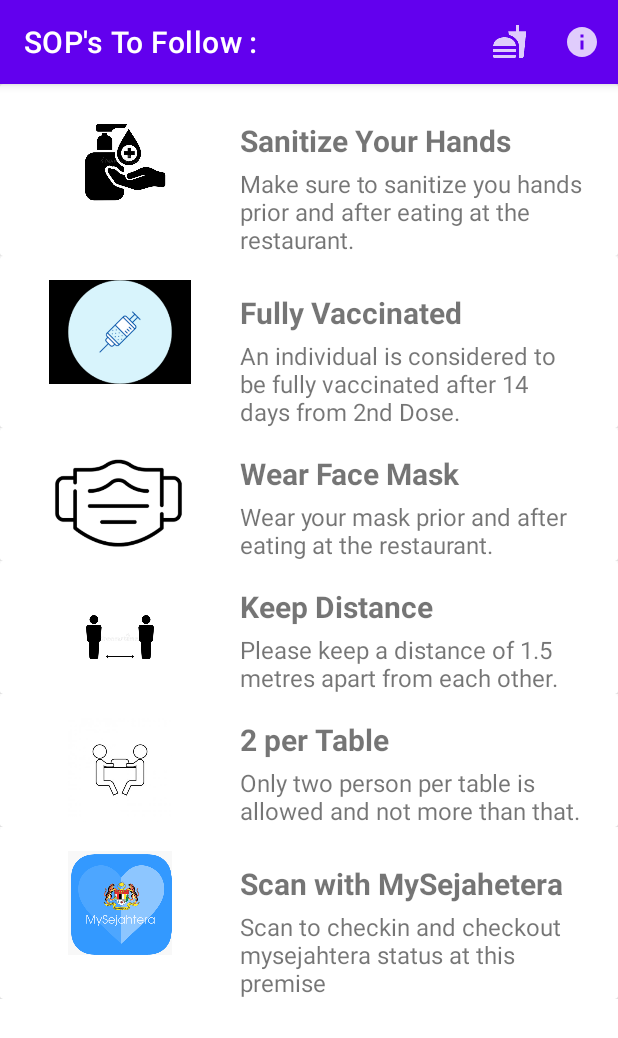
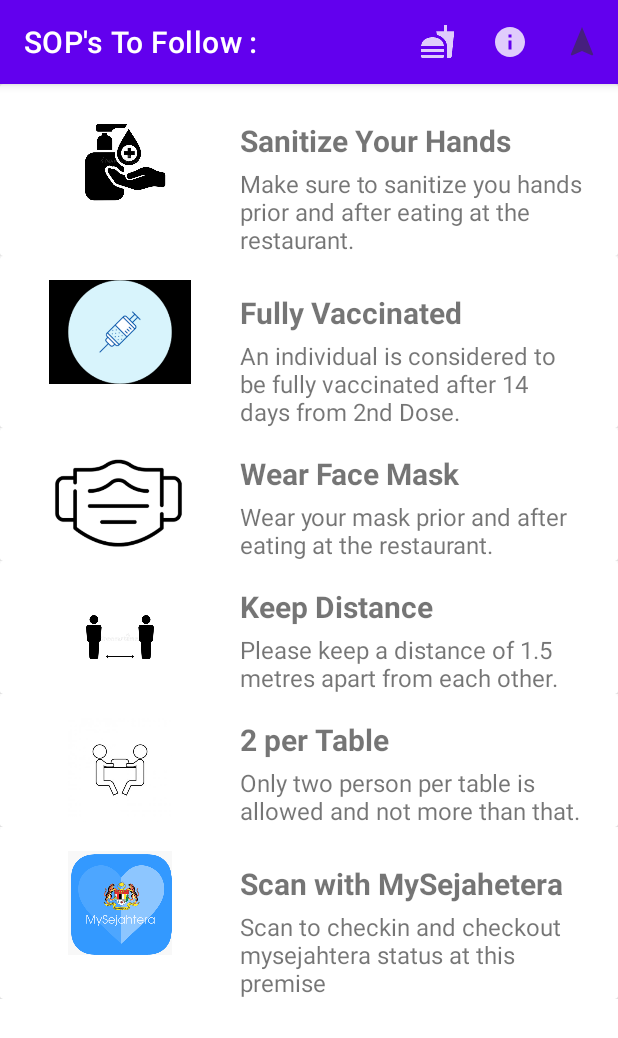
Before and after one commit to Danrockz777/Assign2, an Android app: the screen it shows after launch (sopscreen), on a phone screen of 412 x 824 dp. Shown: the top 1038 px of the screen. Run offline under Robolectric (Android 15) with nearby library versions, the phone set to English and light mode, and no system bars.

Commit message:
Added Implicit Intents to menu bar.

```diff
--- a/app/src/main/AndroidManifest.xml
+++ b/app/src/main/AndroidManifest.xml
@@ -9,6 +9,9 @@
         android:roundIcon="@mipmap/ic_launcher_round"
         android:supportsRtl="true"
         android:theme="@style/Theme.Assign2">
+        <activity
+            android:name=".implicitintents"
+            android:exported="true" />
         <activity
             android:name=".sopscreen"
             android:exported="true" />
--- a/app/src/main/java/com/example/assign2/MainActivity.java
+++ b/app/src/main/java/com/example/assign2/MainActivity.java
@@ -2,11 +2,14 @@ package com.example.assign2;
 
 import androidx.appcompat.app.AppCompatActivity;
 import androidx.constraintlayout.widget.ConstraintLayout;
+import androidx.core.app.ShareCompat;
 import androidx.recyclerview.widget.LinearLayoutManager;
 import androidx.recyclerview.widget.RecyclerView;
 
 import android.content.Intent;
 import android.os.Bundle;
+import android.view.View;
+import android.widget.EditText;
 import android.widget.TextView;
 
 import java.util.Calendar;
@@ -58,4 +61,5 @@ public class MainActivity extends AppCompatActivity {
         }, 1000);// 5 seconds timer
 
     }
+
 }
--- a/app/src/main/java/com/example/assign2/sopscreen.java
+++ b/app/src/main/java/com/example/assign2/sopscreen.java
@@ -140,6 +140,12 @@ public class sopscreen extends AppCompatActivity {
                 return true;
             case R.id.action_status:
                 displayToast(getString(R.string.action_status_message));
+                return  true;
+            case R.id.action_enquire:
+                displayToast(getString(R.string.action_enquire_message));
+                Intent intent2 = new Intent(sopscreen.this, implicitintents.class);
+                startActivity(intent2);
+
             default:
                 // Do nothing
 
--- /dev/null
+++ b/app/src/main/res/drawable-anydpi/ic_navigate.xml
@@ -0,0 +1,11 @@
+<vector xmlns:android="http://schemas.android.com/apk/res/android"
+    android:width="24dp"
+    android:height="24dp"
+    android:viewportWidth="24"
+    android:viewportHeight="24"
+    android:tint="#333333"
+    android:alpha="0.6">
+  <path
+      android:fillColor="@android:color/white"
+      android:pathData="M12,2L4.5,20.29l0.71,0.71L12,18l6.79,3 0.71,-0.71z"/>
+</vector>
--- a/app/src/main/res/menu/mymenu.xml
+++ b/app/src/main/res/menu/mymenu.xml
@@ -16,4 +16,11 @@
         android:title="@string/action_status"
         app:showAsAction="always" />
 
+    <item
+        android:id="@+id/action_enquire"
+        android:icon="@drawable/ic_navigate"
+        android:orderInCategory="20"
+        android:title="@string/action_enquire"
+        app:showAsAction="always" />
+
 </menu>
```
Also changed, not shown: app/src/main/java/com/example/assign2/implicitintents.java (added, +70 -0 lines), app/src/main/res/layout/activity_implicitintents.xml (added, +62 -0 lines), app/src/main/res/values/strings.xml (+11 -0 lines), app/src/main/res/drawable-hdpi/ic_navigate.png (added), app/src/main/res/drawable-mdpi/ic_navigate.png (added), app/src/main/res/drawable-xhdpi/ic_navigate.png (added), app/src/main/res/drawable-xxhdpi/ic_navigate.png (added).
